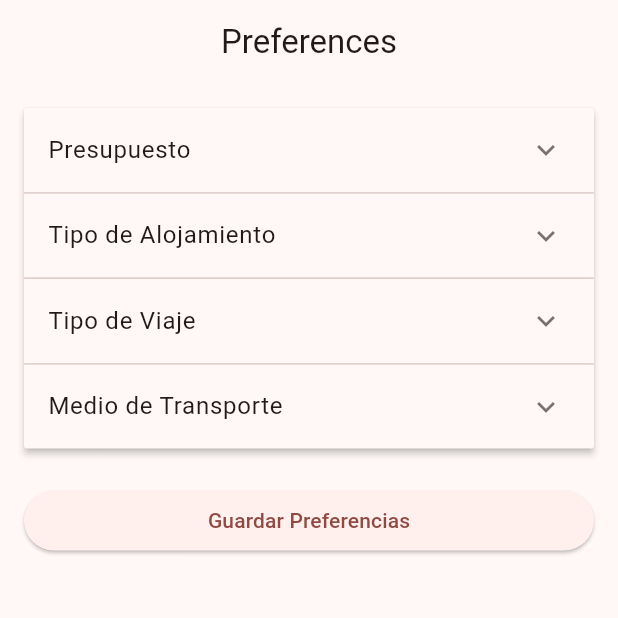
After one commit to mbendayan/AppViajes, a Flutter app: the PreferencesScreen screen opened by its route, on a phone screen of 412 x 824 dp, the top half of it. The commit adds this screen. Run offline on Flutter 3.47's test engine with Material 3 defaults, Android fonts, the phone set to English and light mode, and no system bars; our stand-ins replace flutter_riverpod, go_router.

Commit message:
preference screen

```diff
--- a/app_viajes/lib/config/router/app_router.dart
+++ b/app_viajes/lib/config/router/app_router.dart
@@ -1,3 +1,4 @@
+import 'package:app_viajes/home/presentation/screens/preferences_screen.dart';
 import 'package:app_viajes/home/presentation/screens/register.dart';
 import 'package:go_router/go_router.dart';
 import 'package:app_viajes/home/presentation/screens/home_screen.dart';
@@ -15,5 +16,10 @@ final appRouter = GoRouter(
       path: '/registro',
       builder: (context, state) => RegisterScreen(),
     ),
+    GoRoute(
+      name: PreferencesScreen.name,
+      path: '/preferences',
+      builder: (context, state) => PreferencesScreen(),
+)
   ],
 );
--- a/app_viajes/lib/home/presentation/screens/home_screen.dart
+++ b/app_viajes/lib/home/presentation/screens/home_screen.dart
@@ -2,14 +2,11 @@ import 'package:app_viajes/home/presentation/screens/register.dart';
 import 'package:flutter/material.dart';
 import 'package:go_router/go_router.dart';
 
-void main() {
-  runApp(HomeScreen());
-}
 
 class HomeScreen extends StatelessWidget {
   @override
   Widget build(BuildContext context) {
-    return MaterialApp(debugShowCheckedModeBanner: false, home: LoginScreen());
+    return LoginScreen(); // Solo devuelve el contenido
   }
 }
 
@@ -55,9 +52,17 @@ class LoginScreen extends StatelessWidget {
             SizedBox(height: 16.0),
             TextButton(
               onPressed: () {
+                // Acción para registrarse
                 context.push("/registro");
               },
               child: Text('Registrarse'),
+            ),
+            TextButton(
+              onPressed: () {
+                // Acción para ir a preferencias
+                context.push("/preferences");
+              },
+              child: Text('Preferencias'),
             ),
           ],
         ),
--- /dev/null
+++ b/app_viajes/lib/home/presentation/screens/preferences_screen.dart
@@ -0,0 +1,176 @@
+import 'package:flutter/material.dart';
+
+class PreferencesScreen extends StatefulWidget {
+  const PreferencesScreen({super.key});
+  static const name = 'preferences';
+
+  @override
+  State<PreferencesScreen> createState() => _PreferencesScreenState();
+}
+
+class _PreferencesScreenState extends State<PreferencesScreen> {
+  final TextEditingController _budgetController = TextEditingController();
+  String? _selectedAccommodation;
+  String? _selectedTravelType;
+  List<String> _selectedTransports = [];
+
+  // Identificador del panel expandido actualmente
+  String? _expandedSection;
+
+  final List<Map<String, dynamic>> _accommodationOptions = [
+    {'label': 'Hotel', 'icon': Icons.hotel},
+    {'label': 'Hostel', 'icon': Icons.bed},
+    {'label': 'Departamento', 'icon': Icons.apartment},
+    {'label': 'Camping', 'icon': Icons.park},
+  ];
+
+  final List<Map<String, dynamic>> _travelTypeOptions = [
+    {'label': 'Aventura', 'icon': Icons.hiking},
+    {'label': 'Relajado', 'icon': Icons.spa},
+    {'label': 'Cultural', 'icon': Icons.museum},
+    {'label': 'Gastronomico', 'icon': Icons.restaurant},
+  ];
+
+  final List<Map<String, dynamic>> _transportOptions = [
+    {'label': 'Avion', 'icon': Icons.flight},
+    {'label': 'Tren', 'icon': Icons.train},
+    {'label': 'Auto', 'icon': Icons.directions_car},
+    {'label': 'Bus', 'icon': Icons.directions_bus},
+  ];
+
+  void _toggleTransport(String transport) {
+    setState(() {
+      _selectedTransports.contains(transport)
+          ? _selectedTransports.remove(transport)
+          : _selectedTransports.add(transport);
+    });
+  }
+
+  void _savePreferences() {
+    print('Budget: ${_budgetController.text}');
+    print('Accommodation: $_selectedAccommodation');
+    print('Travel Type: $_selectedTravelType');
+    print('Transport Types: $_selectedTransports');
+  }
+
+  Widget _buildGridOptions({
+    required List<Map<String, dynamic>> options,
+    required String? selected,
+    required Function(String) onSelect,
+    bool multiSelect = false,
+    List<String>? selectedList,
+  }) {
+    return Padding(
+      padding: const EdgeInsets.all(16.0),
+      child: GridView.count(
+        shrinkWrap: true,
+        physics: const NeverScrollableScrollPhysics(),
+        crossAxisCount: 2,
+        childAspectRatio: 3,
+        crossAxisSpacing: 10,
+        mainAxisSpacing: 10,
+        children: options.map((option) {
+          final label = option['label'];
+          final icon = option['icon'];
+          final isSelected = multiSelect
+              ? selectedList!.contains(label)
+              : selected == label;
+
+          return GestureDetector(
+            onTap: () => onSelect(label),
+            child: Container(
+              decoration: BoxDecoration(
+                color: isSelected ? Colors.blue.shade100 : Colors.grey.shade200,
+                borderRadius: BorderRadius.circular(12),
+                border: Border.all(
+                  color: isSelected ? Colors.blue : Colors.transparent,
+                  width: 2,
+                ),
+              ),
+              padding: const EdgeInsets.symmetric(horizontal: 12, vertical: 8),
+              child: Row(
+                children: [
+                  Icon(icon, color: Colors.black54),
+                  const SizedBox(width: 8),
+                  Expanded(child: Text(label)),
+                ],
+              ),
+            ),
+          );
+        }).toList(),
+      ),
+    );
+  }
+
+  @override
+  Widget build(BuildContext context) {
+    return Scaffold(
+      appBar: AppBar(title: const Text('Preferences'), centerTitle: true),
+      body: ListView(
+        padding: const EdgeInsets.all(16),
+        children: [
+          ExpansionPanelList.radio(
+            expandedHeaderPadding: EdgeInsets.zero,
+            initialOpenPanelValue: _expandedSection,
+            children: [
+              ExpansionPanelRadio(
+                value: 'budget',
+                headerBuilder: (_, __) => const ListTile(title: Text('Presupuesto')),
+                body: Padding(
+                  padding: const EdgeInsets.all(16.0),
+                  child: TextField(
+                    controller: _budgetController,
+                    decoration: const InputDecoration(
+                      labelText: 'Presupuesto (USD)',
+                      border: OutlineInputBorder(),
+                    ),
+                    keyboardType: const TextInputType.numberWithOptions(decimal: true),
+                  ),
+                ),
+              ),
+              ExpansionPanelRadio(
+                value: 'accommodation',
+                headerBuilder: (_, __) => const ListTile(title: Text('Tipo de Alojamiento')),
+                body: _buildGridOptions(
+                  options: _accommodationOptions,
+                  selected: _selectedAccommodation,
+                  onSelect: (value) => setState(() => _selectedAccommodation = value),
+                ),
+              ),
+              ExpansionPanelRadio(
+                value: 'travelType',
+                headerBuilder: (_, __) => const ListTile(title: Text('Tipo de Viaje')),
+                body: _buildGridOptions(
+                  options: _travelTypeOptions,
+                  selected: _selectedTravelType,
+                  onSelect: (value) => setState(() => _selectedTravelType = value),
+                ),
+              ),
+              ExpansionPanelRadio(
+                value: 'transport',
+                headerBuilder: (_, __) => const ListTile(title: Text('Medio de Transporte')),
+                body: _buildGridOptions(
+                  options: _transportOptions,
+                  selected: '',
+                  selectedList: _selectedTransports,
+                  onSelect: _toggleTransport,
+                  multiSelect: true,
+                ),
+              ),
+            ],
+            expansionCallback: (index, isExpanded) {
+              setState(() {
+                _expandedSection = isExpanded ? null : ['budget', 'accommodation', 'travelType', 'transport'][index];
+              });
+            },
+          ),
+          const SizedBox(height: 24),
+          ElevatedButton(
+            onPressed: _savePreferences,
+            child: const Text('Guardar Preferencias'),
+          )
+        ],
+      ),
+    );
+  }
+}
--- a/app_viajes/lib/home/presentation/screens/register.dart
+++ b/app_viajes/lib/home/presentation/screens/register.dart
@@ -1,20 +1,12 @@
 import 'package:flutter/material.dart';
-
-class MyApp extends StatelessWidget {
-  @override
-  Widget build(BuildContext context) {
-    return MaterialApp(
-      debugShowCheckedModeBanner: false,
-      home: RegisterScreen(),
-    );
-  }
-}
 
 class RegisterScreen extends StatelessWidget {
   final TextEditingController _usernameController = TextEditingController();
   final TextEditingController _emailController = TextEditingController();
   final TextEditingController _passwordController = TextEditingController();
+
   static const name = 'registro';
+
   @override
   Widget build(BuildContext context) {
     return Scaffold(
@@ -52,13 +44,10 @@ class RegisterScreen extends StatelessWidget {
             SizedBox(height: 24.0),
             ElevatedButton(
               onPressed: () {
-                // Acción para registrarse
                 final username = _usernameController.text;
                 final email = _emailController.text;
                 final password = _passwordController.text;
-                print(
-                  'Usuario: $username, Correo: $email, Contraseña: $password',
-                );
+                print('Usuario: $username, Correo: $email, Contraseña: $password');
               },
               child: Text('Registrarse'),
             ),
```
Also changed, not shown: app_viajes/lib/main.dart (line endings or trailing spaces), 1 other file.
